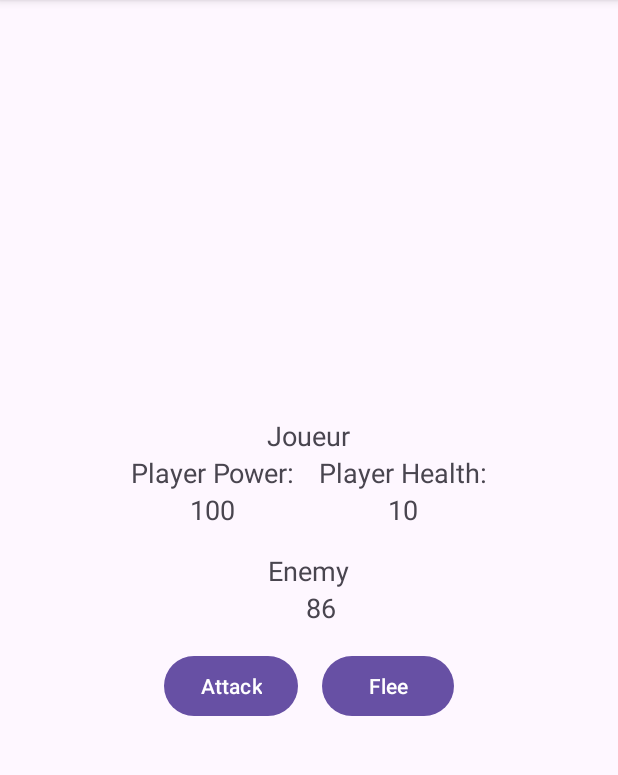
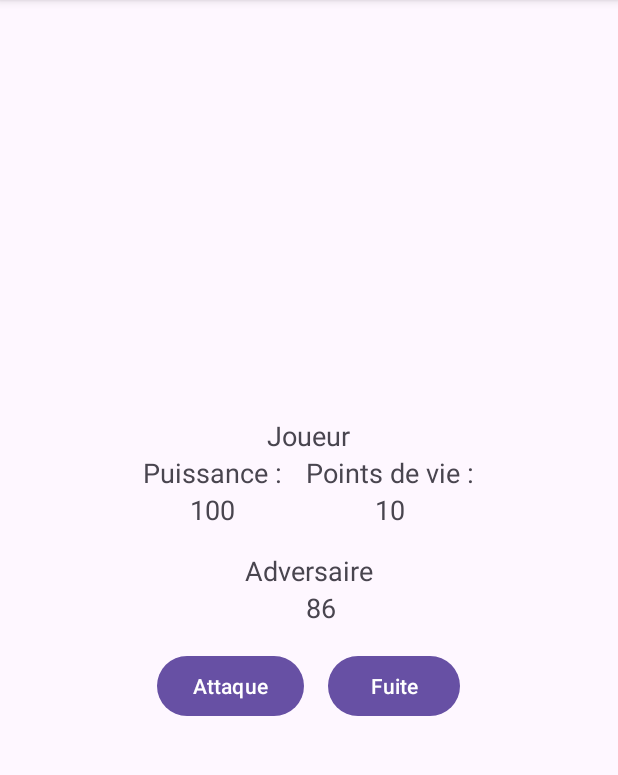
Before and after one commit to pochmax/projetPochet, an Android app: the screen it shows after launch (CombatActivity), after a tap on "01", on a phone screen of 412 x 824 dp, the part 96-871 px from its top. Run offline under Robolectric (Android 15) with nearby library versions, the phone set to English and light mode, and no system bars.

Commit message:
string xml

```diff
--- a/app/src/main/res/layout/activity_combat.xml
+++ b/app/src/main/res/layout/activity_combat.xml
@@ -29,7 +29,7 @@
                     android:id="@+id/playerPowerLabel"
                     android:layout_width="wrap_content"
                     android:layout_height="wrap_content"
-                    android:text="Player Power:"
+                    android:text="@string/pPower"
                     android:textSize="18sp" />
 
                 <TextView
@@ -50,7 +50,7 @@
                     android:layout_width="wrap_content"
                     android:layout_height="wrap_content"
                     android:layout_below="@id/playerPowerLabel"
-                    android:text="Player Health:"
+                    android:text="@string/pHealth"
                     android:textSize="18sp" />
 
                 <TextView
@@ -68,7 +68,7 @@
             android:layout_height="wrap_content"
             android:layout_below="@id/playerHealthLabel"
             android:layout_marginTop="16dp"
-            android:text="Enemy"
+            android:text="@string/enemy"
             android:textSize="18sp" />
 
         <TextView
@@ -90,7 +90,7 @@
                 android:layout_height="wrap_content"
                 android:layout_below="@id/enemyPowerLabel"
                 android:layout_marginTop="16dp"
-                android:text="Attack" />
+                android:text="@string/attack" />
 
             <Button
                 android:id="@+id/fleeButton"
@@ -100,7 +100,7 @@
                 android:layout_marginTop="16dp"
                 android:layout_toEndOf="@id/attackButton"
                 android:layout_marginStart="16dp"
-                android:text="Flee" />
+                android:text="@string/flee" />
         </LinearLayout>
 
     </LinearLayout>
--- a/app/src/main/res/menu/menu.xml
+++ b/app/src/main/res/menu/menu.xml
@@ -1,7 +1,7 @@
 <?xml version="1.0" encoding="utf-8"?>
 <menu xmlns:android="http://schemas.android.com/apk/res/android">
     <item android:id="@+id/restart"
-        android:title="Redemarrer"/>
+        android:title="@string/restart"/>
     <item android:id="@+id/quit"
-        android:title="Quitter"/>
+        android:title="@string/quit"/>
 </menu>
--- a/app/src/main/res/values/strings.xml
+++ b/app/src/main/res/values/strings.xml
@@ -1,3 +1,12 @@
 <resources>
     <string name="app_name">projetPochet</string>
+    <string name="restart">Redémarrer</string>
+    <string name="quit">Quitter</string>
+    <string name="pPower">Puissance :</string>
+    <string name="pHealth">Points de vie :</string>
+    <string name="unexploredRooms">Pièces non explorées :</string>
+    <string name="title">Maitre du donjon</string>
+    <string name="enemy">Adversaire</string>
+    <string name="attack">Attaque</string>
+    <string name="flee">Fuite</string>
 </resources>
```
Also changed, not shown: app/src/main/res/layout/activity_main.xml (+4 -4 lines).
